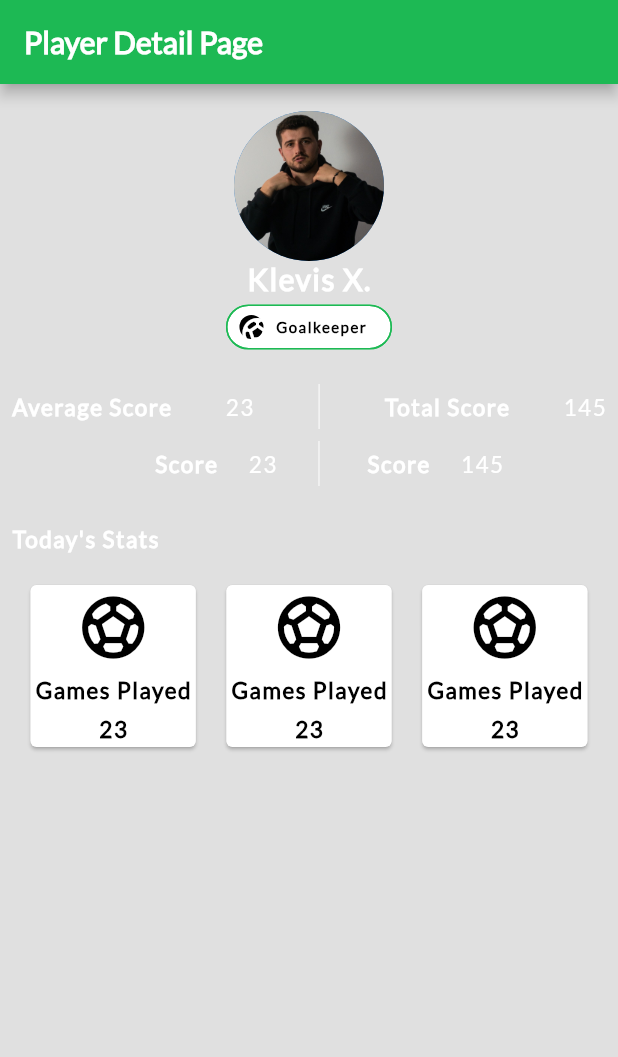
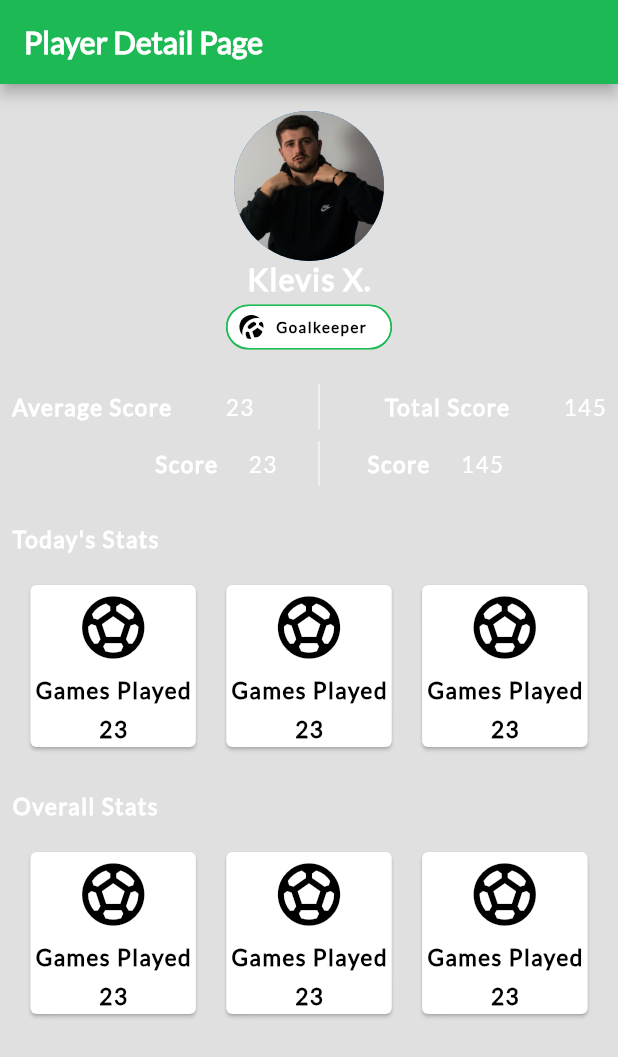
Before and after one commit to kleviss/flutter-business-card, a Flutter app: the screen it shows after launch, on a phone screen of 412 x 824 dp. Shown: the top 1057 px of the screen. Run offline on Flutter 3.47's test engine with Material 2 defaults, Android fonts, the phone set to English and light mode, and no system bars.

Commit message:
dublicate row with cards

```diff
--- a/lib/main.dart
+++ b/lib/main.dart
@@ -361,6 +361,155 @@ class MyApp extends StatelessWidget {
                 ],
               ),
             ),
+            const Padding(
+                padding: EdgeInsets.fromLTRB(8.0, 18.0, 8.0, 18.0),
+                child: Text(
+                  'Overall Stats',
+                  style: TextStyle(
+                    color: Colors.white,
+                    fontSize: 15.0,
+                    fontWeight: FontWeight.bold,
+                    letterSpacing: 1.0,
+                    fontFamily: 'Lato',
+                  ),
+                )),
+            Padding(
+              padding: const EdgeInsets.fromLTRB(4.0, 0.0, 4.0, 18.0),
+              child: Row(
+                mainAxisAlignment: MainAxisAlignment.spaceEvenly,
+                children: [
+                  Card(
+                    color: Colors.white,
+                    child: Padding(
+                      padding: const EdgeInsets.all(3.0),
+                      child: Column(
+                        mainAxisSize: MainAxisSize.min,
+                        mainAxisAlignment: MainAxisAlignment.center,
+                        children: const [
+                          Icon(
+                            Icons.sports_soccer,
+                            color: Colors.black,
+                            size: 50.0,
+                          ),
+                          SizedBox(
+                            height: 8.0,
+                          ),
+                          Text(
+                            'Games Played',
+                            style: TextStyle(
+                              color: Colors.black,
+                              fontSize: 15.0,
+                              fontWeight: FontWeight.bold,
+                              letterSpacing: 1.0,
+                              fontFamily: 'Lato',
+                            ),
+                          ),
+                          SizedBox(
+                            height: 8.0,
+                          ),
+                          Text(
+                            '23',
+                            style: TextStyle(
+                              color: Colors.black,
+                              fontWeight: FontWeight.bold,
+                              fontSize: 15.0,
+                              letterSpacing: 1.0,
+                              fontFamily: 'Lato',
+                            ),
+                          ),
+                        ],
+                      ),
+                    ),
+                  ),
+                  Card(
+                    color: Colors.white,
+                    child: Padding(
+                      padding: const EdgeInsets.all(3.0),
+                      child: Column(
+                        mainAxisSize: MainAxisSize.min,
+                        mainAxisAlignment: MainAxisAlignment.center,
+                        children: const [
+                          Icon(
+                            Icons.sports_soccer,
+                            color: Colors.black,
+                            size: 50.0,
+                          ),
+                          SizedBox(
+                            height: 8.0,
+                          ),
+                          Text(
+                            'Games Played',
+                            style: TextStyle(
+                              color: Colors.black,
+                              fontSize: 15.0,
+                              fontWeight: FontWeight.bold,
+                              letterSpacing: 1.0,
+                              fontFamily: 'Lato',
+                            ),
+                          ),
+                          SizedBox(
+                            height: 8.0,
+                          ),
+                          Text(
+                            '23',
+                            style: TextStyle(
+                              color: Colors.black,
+                              fontWeight: FontWeight.bold,
+                              fontSize: 15.0,
+                              letterSpacing: 1.0,
+                              fontFamily: 'Lato',
+                            ),
+                          ),
+                        ],
+                      ),
+                    ),
+                  ),
+                  Card(
+                    color: Colors.white,
+                    child: Padding(
+                      padding: const EdgeInsets.all(3.0),
+                      child: Column(
+                        mainAxisSize: MainAxisSize.min,
+                        mainAxisAlignment: MainAxisAlignment.center,
+                        children: const [
+                          Icon(
+                            Icons.sports_soccer,
+                            color: Colors.black,
+                            size: 50.0,
+                          ),
+                          SizedBox(
+                            height: 8.0,
+                          ),
+                          Text(
+                            'Games Played',
+                            style: TextStyle(
+                              color: Colors.black,
+                              fontSize: 15.0,
+                              fontWeight: FontWeight.bold,
+                              letterSpacing: 1.0,
+                              fontFamily: 'Lato',
+                            ),
+                          ),
+                          SizedBox(
+                            height: 8.0,
+                          ),
+                          Text(
+                            '23',
+                            style: TextStyle(
+                              color: Colors.black,
+                              fontWeight: FontWeight.bold,
+                              fontSize: 15.0,
+                              letterSpacing: 1.0,
+                              fontFamily: 'Lato',
+                            ),
+                          ),
+                        ],
+                      ),
+                    ),
+                  ),
+                ],
+              ),
+            ),
           ],
         ),
       ),
```
